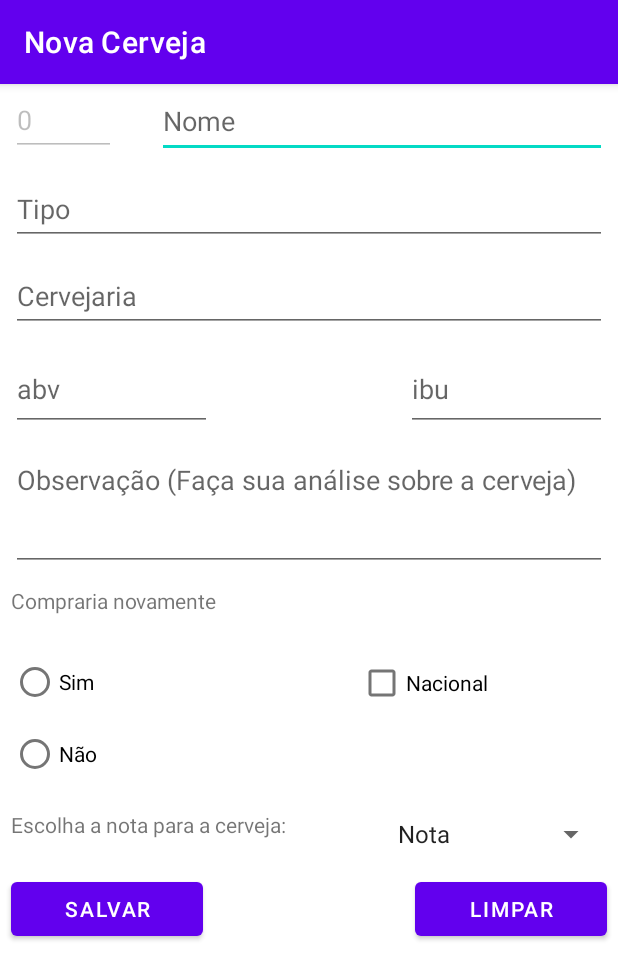
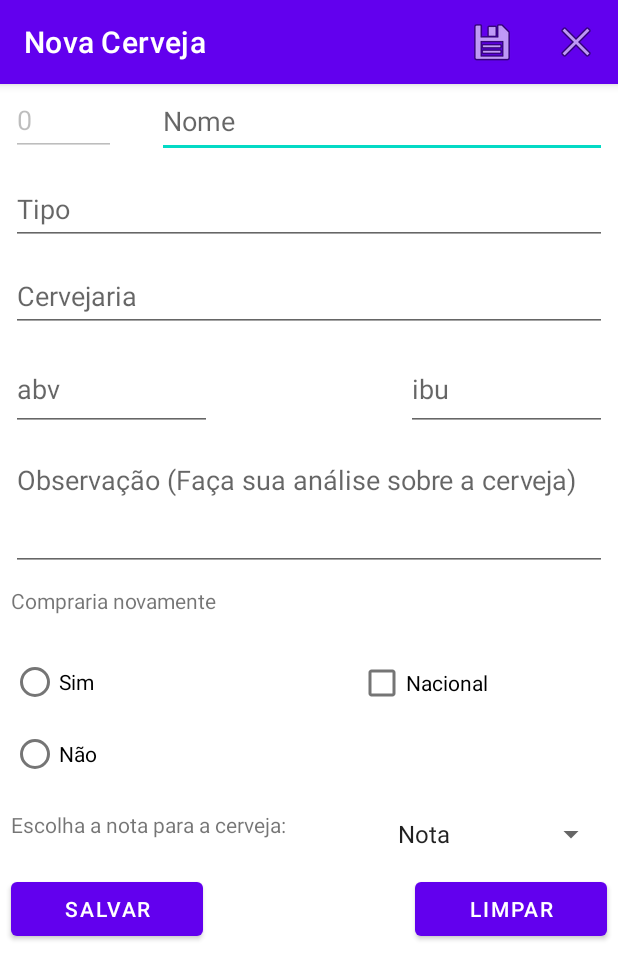
Before and after one commit to diego-dantas/beer-type-control, an Android app: the screen it shows after launch (RegisterActivity), after a tap on "ADICIONAR", on a phone screen of 412 x 824 dp. Shown: the top 979 px of the screen. Run offline under Robolectric (Android 15) with nearby library versions, the phone set to English and light mode, and no system bars; our stand-ins replace data binding.

Commit message:
Fourth delivery | inclusion of menus

```diff
--- /dev/null
+++ b/app/src/main/res/menu/main_option.xml
@@ -0,0 +1,13 @@
+<?xml version="1.0" encoding="utf-8"?>
+<menu xmlns:app="http://schemas.android.com/apk/res-auto"
+    xmlns:android="http://schemas.android.com/apk/res/android">
+
+    <item
+        android:id="@+id/menuItemAdd"
+        android:icon="@android:drawable/ic_input_add"
+        android:title="@string/add"
+        app:showAsAction="ifRoom" />
+    <item
+        android:id="@+id/menuItemAbout"
+        android:title="@string/about" />
+</menu>
--- /dev/null
+++ b/app/src/main/res/menu/main_option_action.xml
@@ -0,0 +1,15 @@
+<?xml version="1.0" encoding="utf-8"?>
+<menu xmlns:app="http://schemas.android.com/apk/res-auto"
+    xmlns:android="http://schemas.android.com/apk/res/android">
+
+    <item
+        android:id="@+id/menuItemEdit"
+        android:icon="@android:drawable/ic_menu_edit"
+        android:title="@string/edit"
+        app:showAsAction="ifRoom" />
+    <item
+        android:id="@+id/menuItemDelete"
+        android:icon="@android:drawable/ic_menu_delete"
+        android:title="@string/delete"
+        app:showAsAction="ifRoom" />
+</menu>
--- /dev/null
+++ b/app/src/main/res/menu/main_option_register.xml
@@ -0,0 +1,15 @@
+<?xml version="1.0" encoding="utf-8"?>
+<menu xmlns:app="http://schemas.android.com/apk/res-auto"
+    xmlns:android="http://schemas.android.com/apk/res/android">
+
+    <item
+        android:id="@+id/menuItemSave"
+        android:icon="@android:drawable/ic_menu_save"
+        android:title="@string/save"
+        app:showAsAction="ifRoom" />
+    <item
+        android:id="@+id/menuItemClean"
+        android:icon="@android:drawable/ic_menu_close_clear_cancel"
+        android:title="@string/clean"
+        app:showAsAction="ifRoom" />
+</menu>
--- a/app/src/main/res/values/strings.xml
+++ b/app/src/main/res/values/strings.xml
@@ -20,6 +20,8 @@
     <string name="save">Salvar</string>
     <string name="clean">Limpar</string>
     <string name="add">Adicionar</string>
+    <string name="edit">Editar</string>
+    <string name="delete">Excluir</string>
     <!-- button  label -->
 
     <!-- error msg -->
```
Also changed, not shown: app/src/main/java/com/blackscreen/beertypecontrol/ListActivity.java (+106 -0 lines), app/src/main/java/com/blackscreen/beertypecontrol/RegisterActivity.java (+34 -1 lines).
